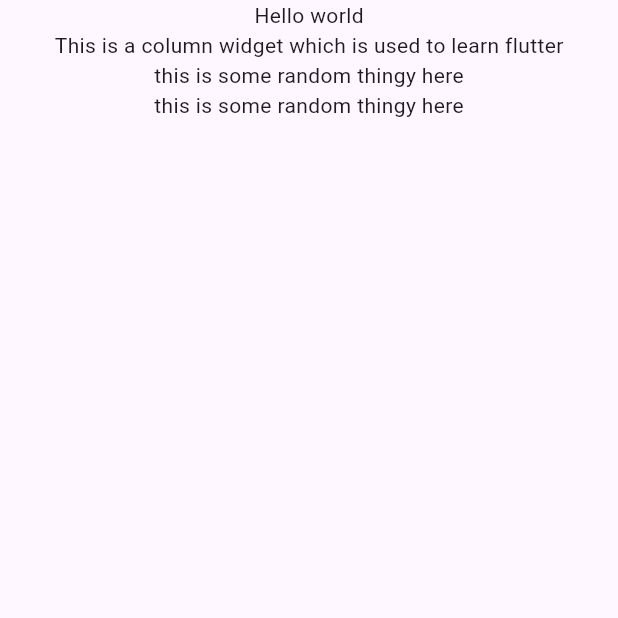
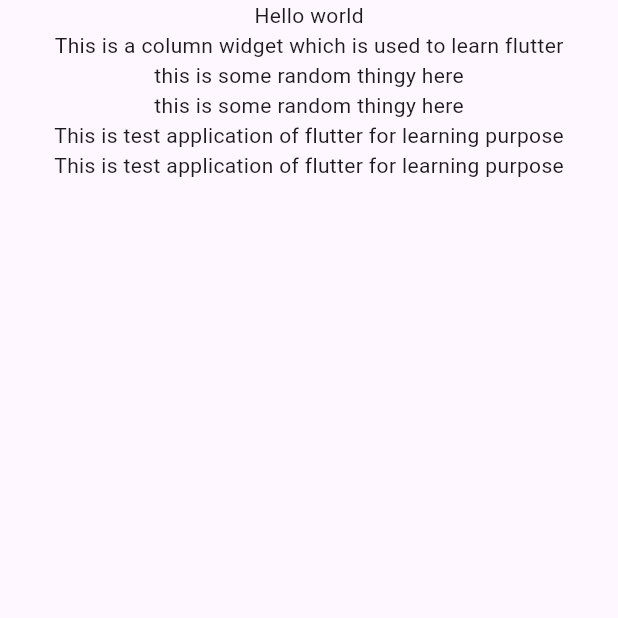
Before and after one commit to rupeshkumar8825/flutter-learning-application, a Flutter app: the screen it shows after launch, on a phone screen of 412 x 824 dp, the top half of it. Run offline on Flutter 3.47's test engine with Material 3 defaults, Android fonts, the phone set to English and light mode, and no system bars.

Commit message:
Add some docs for learning. This doc we can refer later as well

```diff
--- a/lib/main.dart
+++ b/lib/main.dart
@@ -1,4 +1,10 @@
 import 'package:flutter/material.dart';
+
+
+
+/// Flutter basic
+///
+///
 
 void main() {
   runApp(MyApp());
@@ -10,6 +16,8 @@ void main() {
 // so lets define a class for this purpose
 class MyApp extends StatelessWidget
 {
+  const MyApp({super.key});
+
   @override
   Widget build(BuildContext context) {
     return (MaterialApp(
@@ -19,7 +27,10 @@ class MyApp extends StatelessWidget
             Text('Hello world'),
             Text('This is a column widget which is used to learn flutter'),
             Text("this is some random thingy here"),
-            Text("this is some random thingy here")
+            Text("this is some random thingy here"),
+            Text("This is test application of flutter for learning purpose"),
+            Text("This is test application of flutter for learning purpose"),
+
           ],
         ),
       ),
```
Also changed, not shown: 4 other files.
